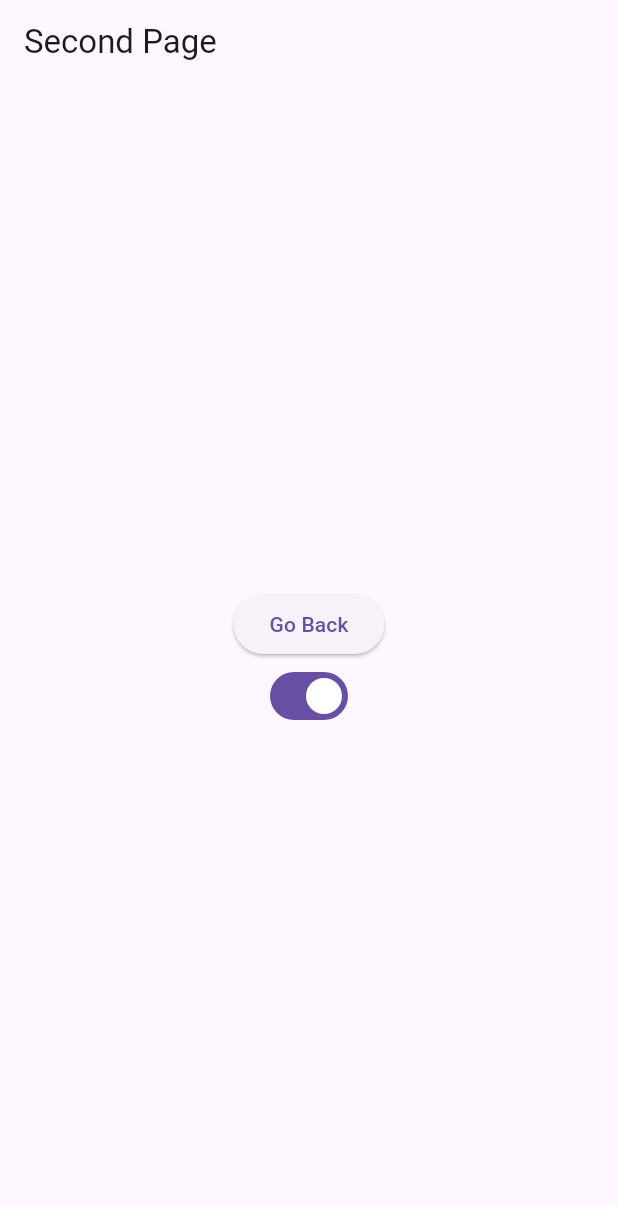
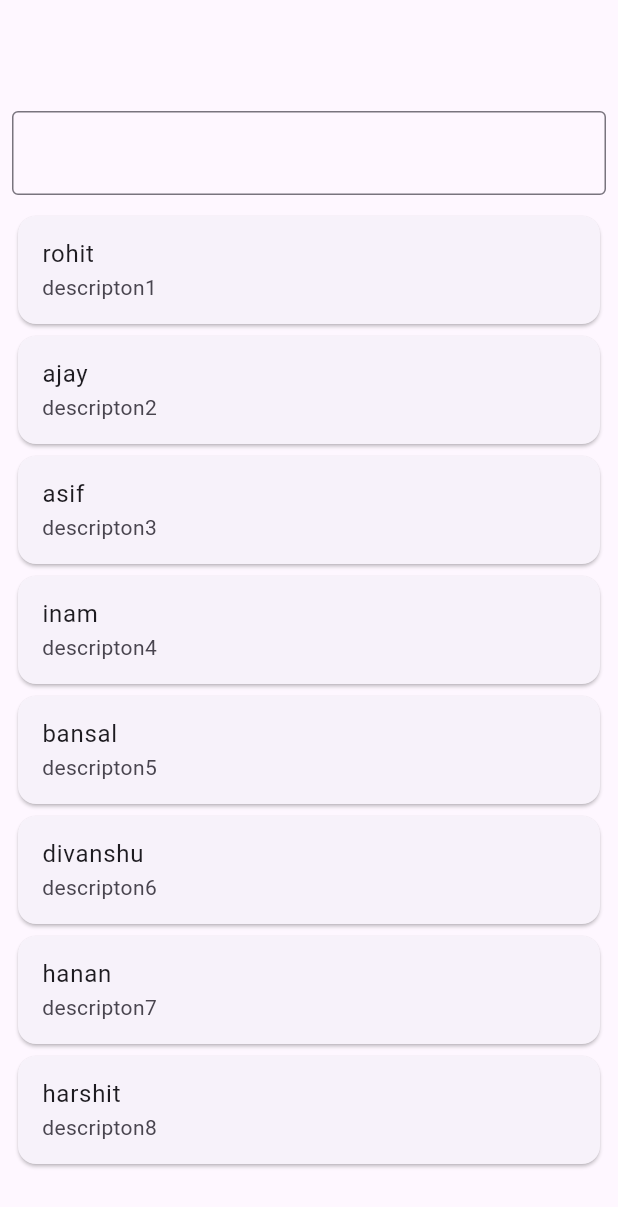
Before and after one commit to RohitGiri420/Search-Feature, a Flutter app: the screen it shows after launch, on a phone screen of 412 x 824 dp. Shown: the top 1207 px of the screen. Run offline on Flutter 3.47's test engine with Material 3 defaults, Android fonts, the phone set to English and light mode, and no system bars; our stand-ins replace get.

Commit message:
Search on list is implimented

```diff
--- a/lib/main.dart
+++ b/lib/main.dart
@@ -1,89 +1,104 @@
-import 'package:best_property/second_page.dart';
+import 'package:flutter/cupertino.dart';
 import 'package:flutter/material.dart';
 import 'package:get/get.dart';
 import 'package:get/get_navigation/src/root/get_material_app.dart';
 
-void main() {
-  runApp(SecondPage());
+void main(){
+  runApp(MyApp());
 }
 
-class MyApp extends StatelessWidget {
-  const MyApp({super.key});
-
-  // This widget is the root of your application.
+class MyApp extends StatelessWidget{
   @override
   Widget build(BuildContext context) {
-    return GetMaterialApp(
-      title: 'Flutter Demo',
-      theme: ThemeData(
-                colorScheme: ColorScheme.fromSeed(seedColor: Colors.deepPurple),
-        useMaterial3: true,
-      ),
-      home: const MyHomePage(title: 'Flutter Demo Home Page'),
+    // TODO: implement build
+    return MaterialApp(
+      home: HomeScreen(),
     );
   }
 }
 
-class MyHomePage extends StatefulWidget {
-  const MyHomePage({super.key, required this.title});
+class HomeScreen extends StatefulWidget {
+  const HomeScreen({super.key});
+
+  @override
+  State<HomeScreen> createState() => _HomeScreenState();
+}
+
+class _HomeScreenState extends State<HomeScreen> {
+
+  List<Map<String, dynamic>> allNote =[
+    {"title":"rohit","description": "descripton1"},
+    {"title":"ajay","description": "descripton2"},
+    {"title":"asif","description": "descripton3"},
+    {"title":"inam","description": "descripton4"},
+    {"title":"bansal","description": "descripton5"},
+    {"title":"divanshu","description": "descripton6"},
+    {"title":"hanan","description": "descripton7"},
+    {"title":"harshit","description": "descripton8"},
+  ];
+
+  List<Map<String,dynamic>> foundNotes=[];
+
+  _searchNote(String ChangedValue){
+    List<Map<String,dynamic>>result=[];
+
+    if(ChangedValue.isEmpty){
+      result = allNote;
+    }
+    else{
+     result = allNote.where((element) => element["title"].toLowerCase().contains(ChangedValue.toLowerCase()),).toList();
+    }
+
+    setState(() {
+      foundNotes = result;
+    });
+
+  }
 
 
-  final String title;
-
   @override
-  State<MyHomePage> createState() => _MyHomePageState();
+  void initState() {
+    // TODO: implement initState
+    super.initState();
+    foundNotes=allNote;
   }
 
-class _MyHomePageState extends State<MyHomePage> {
-  var _counter = 0.obs;
-
-  void _incrementCounter() {
-    _counter++;
-  }
 
   @override
   Widget build(BuildContext context) {
-    return Scaffold(
-      appBar: AppBar(
-        backgroundColor: Theme.of(context).colorScheme.inversePrimary,
-        title: Text(widget.title),
+    return
+      Scaffold(
+        appBar: AppBar(),
+        body: Scaffold(
+          body: Padding(
+            padding: const EdgeInsets.all(8.0),
+            child: Column(
+              children: [
+                SizedBox(height: 10,),
+                TextField(
+                  onChanged: (value) {
+                    _searchNote(value);
+                  },
+                    decoration: InputDecoration(
+                    border: OutlineInputBorder()
                   ),
-      body: Center(
-        child: Column(
-
-          mainAxisAlignment: MainAxisAlignment.center,
-          children: <Widget>[
-            const Text(
-              'You have pushed the button this many times:',
                 ),
-            Obx(()=>Text(_counter.string)),
-
-            ElevatedButton(onPressed: () {
-              Get.snackbar("title", "message");
-            }, child: Text('Snacbar')),
-
-            ElevatedButton(onPressed: () {
-              Get.defaultDialog(title: "dialog box");
-            }, child: Text("alert box")),
-
-            ElevatedButton(onPressed: () {
-              Get.bottomSheet(Container(width: 400,height: 400,));
-            }, child: Text("Bottom sheet")),
-
-            ElevatedButton(onPressed: () {
-              Get.to(SecondPage());
-            }, child: Text("Second page")),
-            ElevatedButton(onPressed: () {
-              Get.changeTheme(ThemeData.dark());
-            }, child: Text("Dark Mode")),
-
+                SizedBox(height: 10,),
+                Expanded(
+                  child: ListView.builder(itemBuilder: (context, index) {
+                    return Card(
+                      child: ListTile(
+                        title: Text("${foundNotes[index]["title"]}"),
+                        subtitle: Text("${foundNotes[index]["description"]}"),
+                      ),
+                    );
+                  },
+                  itemCount: foundNotes.length,),
+                ),
               ],
             ),
           ),
-      floatingActionButton: FloatingActionButton(
-        onPressed: _incrementCounter,
-        tooltip: 'Increment',
-        child: const Icon(Icons.add),
+
         ),
       );
   }
--- a/lib/second_page.dart
+++ /dev/null
@@ -1,60 +0,0 @@
-import 'dart:async';
-import 'package:flutter/material.dart';
-import 'package:get/get.dart';
-import 'package:shared_preferences/shared_preferences.dart';
-
-class SecondPage extends StatelessWidget {
-  SecondPage({super.key}) {
-    getTheme();
-  }
-
-  Future<SharedPreferences> preferences = SharedPreferences.getInstance();
-
-  RxBool isLightTheme = true.obs;
-
-  setTheme() async {
-    SharedPreferences preffs = await preferences;
-    preffs.setBool("theme", isLightTheme.value);
-  }
-
-  getTheme() async {
-    SharedPreferences preffs = await preferences;
-    bool? isLight = preffs.getBool("theme");
-    isLightTheme.value = isLight ?? true;
-  }
-
-  @override
-  Widget build(BuildContext context) {
-    return Obx(
-          () => GetMaterialApp(
-        themeMode: isLightTheme.value ? ThemeMode.light : ThemeMode.dark,
-        darkTheme: ThemeData.dark(),
-        home: Scaffold(
-          appBar: AppBar(
-            title: Text("Second Page"),
-          ),
-          body: Column(
-            mainAxisAlignment: MainAxisAlignment.center,
-            children: [
-              Center(
-                child: ElevatedButton(
-                  onPressed: () {
-                    Get.back();
-                  },
-                  child: Text("Go Back"),
-                ),
-              ),
-              Switch(
-                value: isLightTheme.value,
-                onChanged: (value) {
-                  isLightTheme.value = value;
-                  setTheme();
-                },
-              ),
-            ],
-          ),
-        ),
-      ),
-    );
-  }
-}
```
Lines whose indentation alone changed are shown as unchanged.
